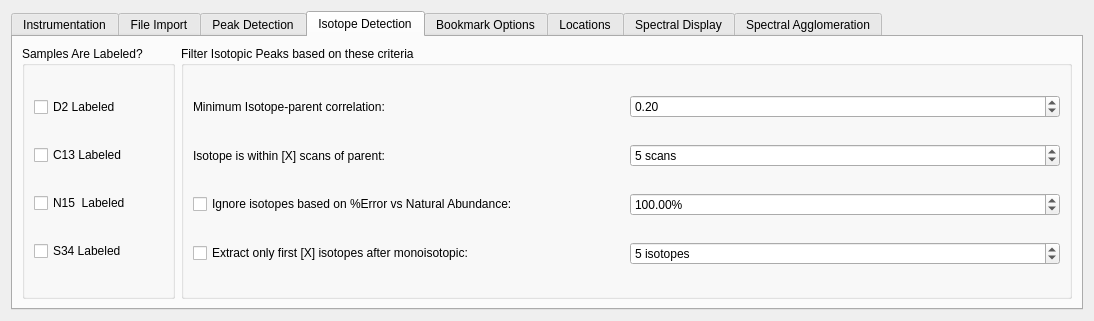
This is src/maven/forms/settingsform.ui in eugenemel/maven as Qt 5 draws it before an edit. The edited form follows.
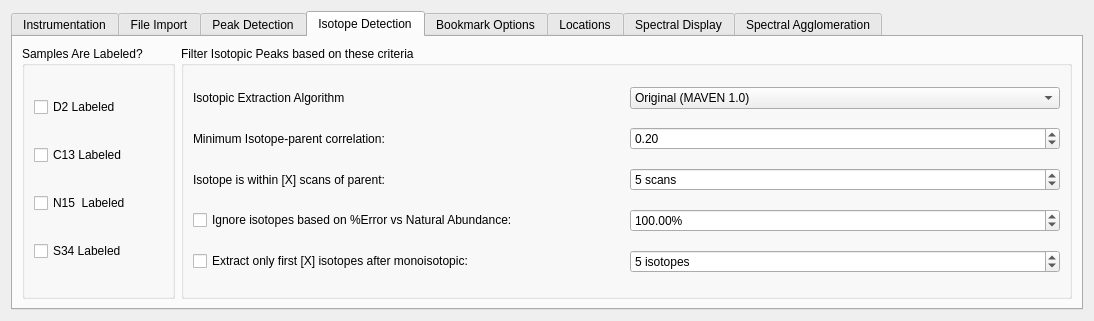
This is the edited form. The open tabs and pages were chosen to show the change. Icons and pictures are not drawn.

Commit message: Issue 652: Added stubbed drop-down menu in the Options dialog for Isotopic Extraction algorithm selection.

Diff of the .ui file:
```diff
--- a/src/maven/forms/settingsform.ui
+++ b/src/maven/forms/settingsform.ui
@@ -663,60 +663,21 @@
           <string>Filter Isotopic Peaks based on these criteria</string>
          </property>
          <layout class="QGridLayout" name="gridLayout_4">
-          <item row="4" column="1">
-           <widget class="QSpinBox" name="spnMaxIsotopesToExtract">
-            <property name="suffix">
-             <string> isotopes</string>
-            </property>
-            <property name="minimum">
-             <number>1</number>
-            </property>
-            <property name="maximum">
-             <number>999999999</number>
-            </property>
-            <property name="value">
-             <number>5</number>
+          <item row="4" column="0">
+           <widget class="QCheckBox" name="chkIgnoreNaturalAbundance">
+            <property name="text">
+             <string>Ignore isotopes based on %Error vs Natural Abundance:</string>
             </property>
            </widget>
           </item>
           <item row="1" column="0">
-           <widget class="QLabel" name="label_11">
-            <property name="text">
-             <string>Isotope is within [X] scans of parent:</string>
-            </property>
-           </widget>
-          </item>
-          <item row="0" column="0">
            <widget class="QLabel" name="label">
             <property name="text">
              <string>Minimum Isotope-parent correlation:</string>
             </property>
            </widget>
           </item>
-          <item row="1" column="1">
-           <widget class="QSpinBox" name="maxIsotopeScanDiff">
-            <property name="suffix">
-             <string> scans</string>
-            </property>
-            <property name="minimum">
-             <number>0</number>
-            </property>
-            <property name="maximum">
-             <number>999999999</number>
-            </property>
-            <property name="value">
-             <number>5</number>
-            </property>
-           </widget>
-          </item>
-          <item row="4" column="0">
-           <widget class="QCheckBox" name="chkExtractNIsotopes">
-            <property name="text">
-             <string>Extract only first [X] isotopes after monoisotopic:</string>
-            </property>
-           </widget>
-          </item>
-          <item row="3" column="1">
+          <item row="4" column="2">
            <widget class="QDoubleSpinBox" name="maxNaturalAbundanceErr">
             <property name="prefix">
              <string/>
@@ -738,14 +699,46 @@
             </property>
            </widget>
           </item>
-          <item row="3" column="0">
-           <widget class="QCheckBox" name="chkIgnoreNaturalAbundance">
+          <item row="2" column="2">
+           <widget class="QSpinBox" name="maxIsotopeScanDiff">
+            <property name="suffix">
+             <string> scans</string>
+            </property>
+            <property name="minimum">
+             <number>0</number>
+            </property>
+            <property name="maximum">
+             <number>999999999</number>
+            </property>
+            <property name="value">
+             <number>5</number>
+            </property>
+           </widget>
+          </item>
+          <item row="5" column="2">
+           <widget class="QSpinBox" name="spnMaxIsotopesToExtract">
+            <property name="suffix">
+             <string> isotopes</string>
+            </property>
+            <property name="minimum">
+             <number>1</number>
+            </property>
+            <property name="maximum">
+             <number>999999999</number>
+            </property>
+            <property name="value">
+             <number>5</number>
+            </property>
+           </widget>
+          </item>
+          <item row="5" column="0">
+           <widget class="QCheckBox" name="chkExtractNIsotopes">
             <property name="text">
-             <string>Ignore isotopes based on %Error vs Natural Abundance:</string>
+             <string>Extract only first [X] isotopes after monoisotopic:</string>
             </property>
            </widget>
           </item>
-          <item row="0" column="1">
+          <item row="1" column="2">
            <widget class="QDoubleSpinBox" name="minIsotopicCorrelation">
             <property name="minimum">
              <double>-1.000000000000000</double>
@@ -761,6 +754,44 @@
             </property>
            </widget>
           </item>
+          <item row="2" column="0">
+           <widget class="QLabel" name="label_11">
+            <property name="text">
+             <string>Isotope is within [X] scans of parent:</string>
+            </property>
+           </widget>
+          </item>
+          <item row="0" column="2">
+           <widget class="QComboBox" name="comboBox">
+            <item>
+             <property name="text">
+              <string>Original (MAVEN 1.0)</string>
+             </property>
+            </item>
+            <item>
+             <property name="text">
+              <string>[M+0] Full Width Integration</string>
+             </property>
+            </item>
+            <item>
+             <property name="text">
+              <string>Shrinking RT Bounds from [M+0]</string>
+             </property>
+            </item>
+            <item>
+             <property name="text">
+              <string>TODO: other approaches</string>
+             </property>
+            </item>
+           </widget>
+          </item>
+          <item row="0" column="0">
+           <widget class="QLabel" name="label_2">
+            <property name="text">
+             <string>Isotopic Extraction Algorithm</string>
+            </property>
+           </widget>
+          </item>
          </layout>
         </widget>
        </item>
```
